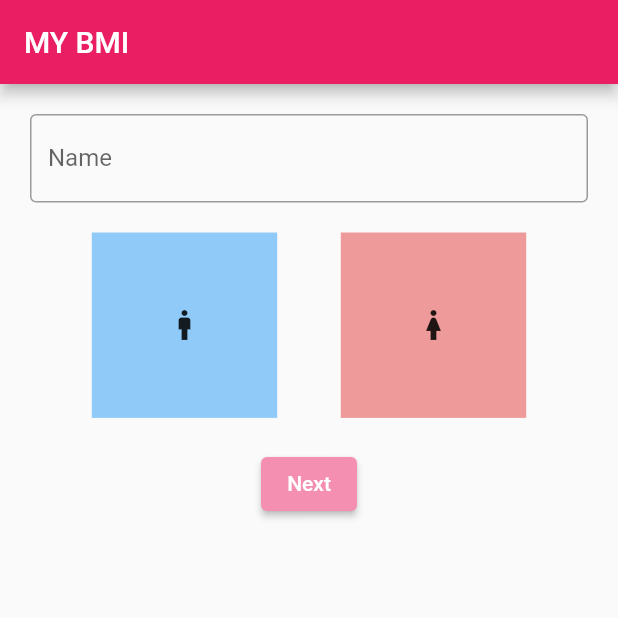
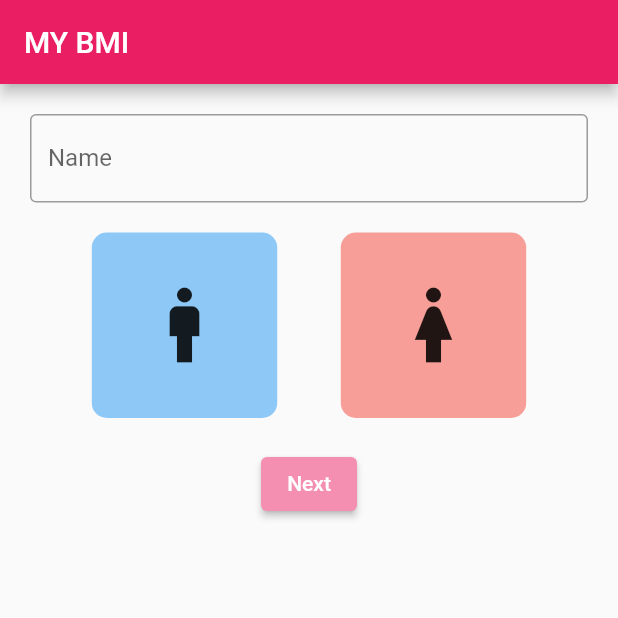
Before and after one commit to doctoraod/mybmi, a Flutter app: the screen it shows after launch, on a phone screen of 412 x 824 dp, the top half of it. Run offline on Flutter 3.47's test engine with Material 2 defaults, Android fonts, the phone set to English and light mode, and no system bars; our stand-ins replace google_fonts; missing offline and left inert: dart:html.

Commit message:
Add container

```diff
--- a/lib/info_screen.dart
+++ b/lib/info_screen.dart
@@ -56,12 +56,17 @@ class _InfoScreenState extends State<InfoScreen> {
                           });
                         },
                         child: Container(
-                          color: gender == 'man'
-                              ? Colors.blue
-                              : Colors.blue.shade200,
+                          decoration: BoxDecoration(
+                              color: gender == 'man'
+                                  ? Colors.blue
+                                  : Colors.blue.withOpacity(0.5),
+                              borderRadius: BorderRadius.circular(10)),
                           width: MediaQuery.of(context).size.width * 0.3,
                           height: MediaQuery.of(context).size.width * 0.3,
-                          child: Icon(Icons.man),
+                          child: Icon(
+                            Icons.man,
+                            size: 60,
+                          ),
                         ),
                       ),
                       InkWell(
@@ -71,12 +76,17 @@ class _InfoScreenState extends State<InfoScreen> {
                           });
                         },
                         child: Container(
-                          color: gender == 'woman'
-                              ? Colors.red
-                              : Colors.red.shade200,
+                          decoration: BoxDecoration(
+                              color: gender == 'woman'
+                                  ? Colors.red
+                                  : Colors.red.withOpacity(0.5),
+                              borderRadius: BorderRadius.circular(10)),
                           width: MediaQuery.of(context).size.width * 0.3,
                           height: MediaQuery.of(context).size.width * 0.3,
-                          child: Icon(Icons.woman),
+                          child: Icon(
+                            Icons.woman,
+                            size: 60,
+                          ),
                         ),
                       )
                     ],
```
